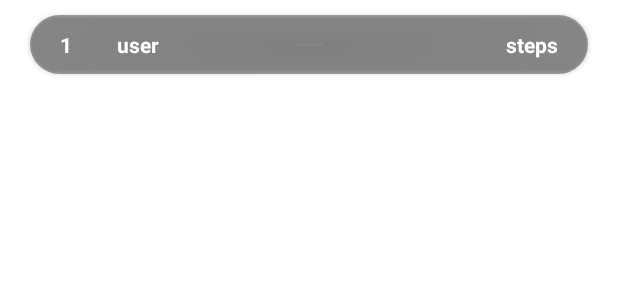
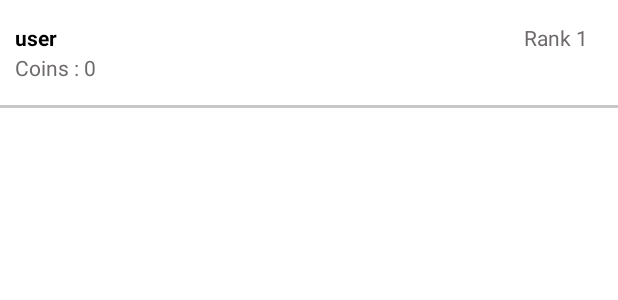
Before and after one commit to ShreyParikh1002/disobey, an Android app: the layout leaderboardcard.xml on its own in the app's theme, with its tools: preview values and no code run, on a phone screen of 412 x 824 dp. Shown: the top 300 px of the screen. Run offline under Robolectric (Android 15) with nearby library versions, the phone set to English and light mode, and no system bars.

Commit message:
Leaderboard UI changes & dynamic generation of 3D sneaker list

```diff
--- a/app/src/main/java/com/example/disobey/SneakerData.kt
+++ b/app/src/main/java/com/example/disobey/SneakerData.kt
@@ -14,6 +14,7 @@ data class SneakerDataStruc(val name:String="", val type:String="", val image:St
 
 class SneakerData {
     var sneakerData = ArrayList<SneakerDataStruc>()
+    var threeDList = ArrayList<SneakerDataStruc>()
     var commonList = ArrayList<SneakerDataStruc>()
     var rareList = ArrayList<SneakerDataStruc>()
     var epicList = ArrayList<SneakerDataStruc>()
@@ -22,18 +23,21 @@ class SneakerData {
     val db = FirebaseFirestore.getInstance()
     fun firestoreRetrieve(): Deferred<ArrayList<SneakerDataStruc>>{
         return GlobalScope.async(Dispatchers.IO) {
+            val threeDTask = async { getDocument("threeD") }
             val commonTask = async { getDocument("common") }
             val rareTask = async { getDocument("rare") }
             val epicTask = async { getDocument("epic") }
             val legendaryTask = async { getDocument("legendary") }
 
+            threeDList = threeDTask.await()
             commonList = commonTask.await()
             rareList = rareTask.await()
             epicList = epicTask.await()
             legendaryList = legendaryTask.await()
 
             // Continue with the next part of your code here
-            createSneakerList(commonList,37)
+            createSneakerList(threeDList,2)
+            createSneakerList(commonList,35)
             createSneakerList(rareList,8)
             createSneakerList(epicList,4)
             createSneakerList(legendaryList,1)
--- a/app/src/main/res/layout/leaderboardcard.xml
+++ b/app/src/main/res/layout/leaderboardcard.xml
@@ -3,50 +3,52 @@
     xmlns:app="http://schemas.android.com/apk/res-auto"
     android:orientation="vertical"
     android:layout_width="match_parent"
-    android:layout_height="wrap_content">
-    <androidx.cardview.widget.CardView
-        android:layout_width="match_parent"
-        android:layout_height="wrap_content"
-        app:cardCornerRadius="30dp"
-        android:backgroundTint="@android:color/transparent"
-        android:layout_marginVertical="10dp"
-        android:layout_marginHorizontal="20dp">
+    android:layout_height="wrap_content"
+    android:paddingTop="15dp">
+
         <LinearLayout
             android:layout_width="match_parent"
             android:layout_height="wrap_content"
-            android:background="#5C000000"
+            android:background="@color/white"
             android:orientation="horizontal">
-
-            <TextView
-                android:id="@+id/rank"
-                android:textStyle="bold"
-                android:layout_width="wrap_content"
-                android:layout_height="wrap_content"
-                android:layout_gravity="center"
-                android:paddingVertical="10dp"
-                android:paddingHorizontal="20dp"
-                android:textColor="@color/white"
-                android:text="1"/>
             <TextView
                 android:id="@+id/user"
                 android:layout_width="0dp"
                 android:textStyle="bold"
-                android:textColor="@color/white"
+                android:textColor="@color/black"
                 android:layout_height="wrap_content"
                 android:layout_weight="1"
                 android:layout_gravity="left"
                 android:text="user"
-                android:padding="10dp"/>
+                android:paddingHorizontal="10dp"/>
+            <ImageView
+                android:id="@+id/crown"
+                android:layout_width="20dp"
+                android:layout_height="20dp"/>
+            <TextView
+                android:id="@+id/rank"
+                android:layout_width="wrap_content"
+                android:layout_height="wrap_content"
+                android:layout_gravity="center"
+                android:paddingHorizontal="20dp"
+                android:textColor="#6E6A6A"
+                android:text="Rank 1"/>
+
+        </LinearLayout>
+        <LinearLayout
+            android:layout_width="match_parent"
+            android:layout_height="wrap_content">
             <TextView
                 android:id="@+id/steps"
                 android:layout_width="wrap_content"
                 android:layout_height="wrap_content"
-                android:text="steps"
-                android:paddingVertical="10dp"
-                android:textColor="@color/white"
-                android:textStyle="bold"
-                android:paddingHorizontal="20dp"/>
-
+                android:text="Coins : 0"
+                android:paddingHorizontal="10dp"
+                android:textColor="#6E6A6A"/>
         </LinearLayout>
-    </androidx.cardview.widget.CardView>
+        <View
+            android:layout_width="match_parent"
+            android:layout_marginTop="15dp"
+            android:layout_height="2dp"
+            android:background="#FFC8C6C6"/>
 </LinearLayout>
```
Also changed, not shown: app/src/main/java/com/example/disobey/Fragments/LeaderboardFragment.kt (+0 -9 lines), app/src/main/java/com/example/disobey/Fragments/MainFragment.kt (+12 -1 lines), app/src/main/java/com/example/disobey/LeaderboardsFirestoreAdapter.kt (+13 -2 lines), app/src/main/res/layout/fragment_leaderboard.xml (+23 -60 lines), app/src/main/res/drawable/ar_marker_new.png (added), app/src/main/res/drawable/crown_one.png (added), app/src/main/res/drawable/crown_three.png (added), app/src/main/res/drawable/crown_two.png (added), app/src/main/res/drawable/leaderboard.png, app/src/main/res/drawable/trophy.png (added).
